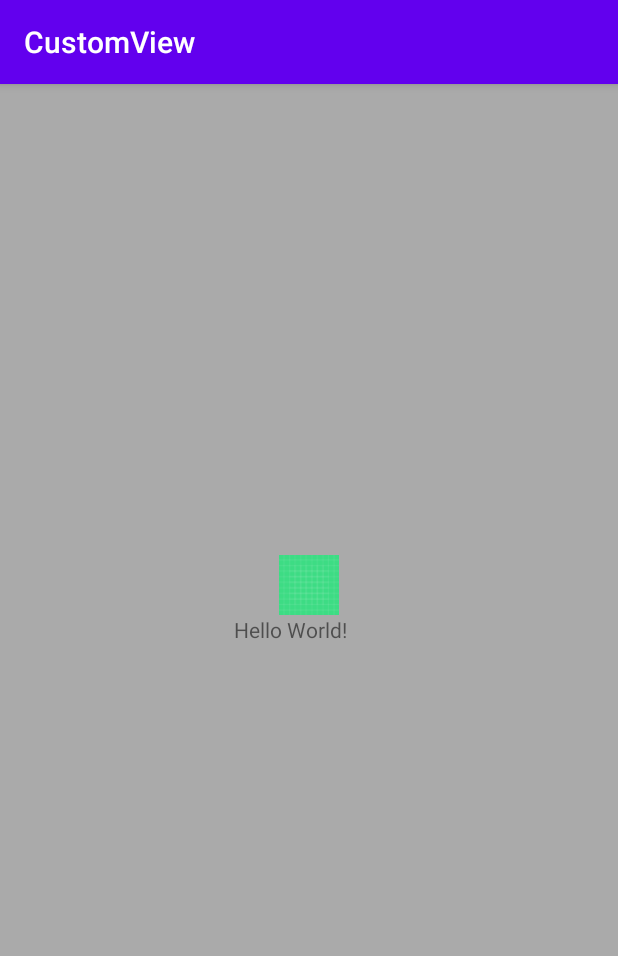
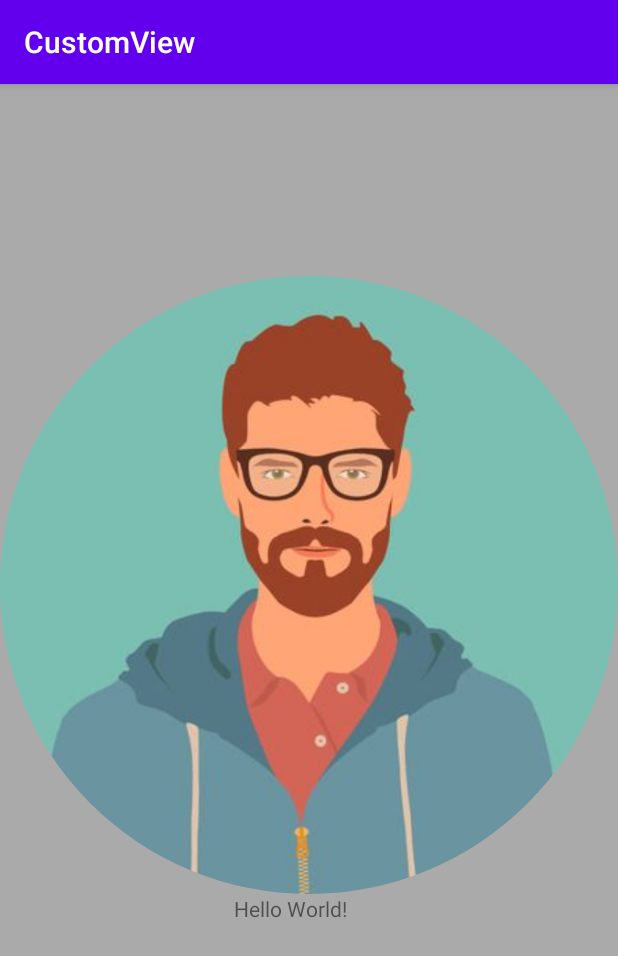
Before and after one commit to SargisKhlopuzyan/CustomView, an Android app: the screen it shows after launch (MainActivity), on a phone screen of 412 x 824 dp. Shown: the top 956 px of the screen. Run offline under Robolectric (Android 15) with nearby library versions, the phone set to English and light mode, and no system bars.

```diff
--- a/app/build.gradle
+++ b/app/build.gradle
@@ -23,6 +23,14 @@ android {
         }
     }
 
+    compileOptions {
+        sourceCompatibility = 1.8
+        targetCompatibility = 1.8
+    }
+
+    kotlinOptions {
+        jvmTarget = "1.8"
+    }
 }
 
 dependencies {
@@ -31,7 +39,7 @@ dependencies {
     implementation 'androidx.appcompat:appcompat:1.1.0'
     implementation 'androidx.core:core-ktx:1.2.0'
     implementation 'androidx.constraintlayout:constraintlayout:1.1.3'
-    testImplementation 'junit:junit:4.12'
+    testImplementation 'junit:junit:4.13'
     androidTestImplementation 'androidx.test.ext:junit:1.1.1'
     androidTestImplementation 'androidx.test.espresso:espresso-core:3.2.0'
 }
--- a/app/src/main/java/com/example/customview/ui/AvatarImageViewMask.kt
+++ b/app/src/main/java/com/example/customview/ui/AvatarImageViewMask.kt
@@ -1,10 +1,16 @@
 package com.example.customview.ui
 
 import android.content.Context
-import android.graphics.Canvas
+import android.content.res.TypedArray
+import android.graphics.*
 import android.util.AttributeSet
 import android.util.Log
+import androidx.annotation.ColorInt
+import androidx.annotation.Px
 import androidx.appcompat.widget.AppCompatImageView
+import androidx.core.graphics.drawable.toBitmap
+import androidx.core.graphics.toRectF
+import com.example.customview.R
 import com.example.customview.extentions.dpToOx
 
 class AvatarImageViewMask @JvmOverloads constructor(
@@ -14,32 +20,53 @@ class AvatarImageViewMask @JvmOverloads constructor(
 ) : AppCompatImageView(context, attrs, defStyleAttr) {
 
     companion object {
+        private const val DEFAULT_BORDER_WIDTH = 2
+        private const val DEFAULT_BORDER_COLOR = Color.WHITE
         private const val DEFAULT_SIZE = 40
     }
 
-    override fun onAttachedToWindow() {
-        super.onAttachedToWindow()
-        Log.e("LOG_TAG", "onAttachedToWindow")
+    @Px
+    private var borderWidth: Float = context.dpToOx(DEFAULT_BORDER_WIDTH)
+    @ColorInt
+    private var borderColor: Int = Color.WHITE
+    private var initials: String = "??"
+    private val maskPaint = Paint(Paint.ANTI_ALIAS_FLAG)
+    private val viewRect = Rect()
+    private lateinit var resultBm: Bitmap
+    private lateinit var maskBm: Bitmap
+    private lateinit var srcBm: Bitmap
+
+    init {
+        if (attrs != null) {
+            val ta: TypedArray =
+                context.obtainStyledAttributes(attrs, R.styleable.AvatarImageViewMask)
+            borderWidth =
+                ta.getDimension(
+                    R.styleable.AvatarImageViewMask_aiv_borderWidth, context.dpToOx(
+                        DEFAULT_BORDER_WIDTH
+                    )
+                )
+
+            borderColor =
+                ta.getColor(R.styleable.AvatarImageViewMask_aiv_borderColor, DEFAULT_BORDER_COLOR)
+
+            initials = ta.getString(R.styleable.AvatarImageViewMask_aiv_initials) ?: "??"
+        }
+
+        scaleType = ScaleType.CENTER_CROP
+        setup()
     }
 
     override fun onMeasure(widthMeasureSpec: Int, heightMeasureSpec: Int) {
-        super.onMeasure(widthMeasureSpec, heightMeasureSpec)
-        Log.e(
-            "LOG_TAG", """
-            onMeasure
-            width: ${MeasureSpec.toString(widthMeasureSpec)}
-            height: ${MeasureSpec.toString(heightMeasureSpec)}
-        """.trimMargin()
-        )
+//        super.onMeasure(widthMeasureSpec, heightMeasureSpec)
+        Log.e("LOG_TAG", "onMeasure")
 
         val initSize = resolveDefaultSize(widthMeasureSpec)
         setMeasuredDimension(initSize, initSize)
-
-        Log.e("LOG_TAG", "onMeasure after set size: $measuredWidth $measuredHeight")
     }
 
     private fun resolveDefaultSize(spec: Int): Int {
-        return when (MeasureSpec.getMode(DEFAULT_SIZE)) {
+        return when (MeasureSpec.getMode(spec)) {
             MeasureSpec.UNSPECIFIED -> {
                 Log.e("LOG_TAG", "resolveDefaultSize -> MeasureSpec.UNSPECIFIED")
                 context.dpToOx(DEFAULT_SIZE).toInt()
@@ -52,17 +79,55 @@ class AvatarImageViewMask @JvmOverloads constructor(
 
     override fun onSizeChanged(w: Int, h: Int, oldw: Int, oldh: Int) {
         super.onSizeChanged(w, h, oldw, oldh)
+
         Log.e("LOG_TAG", "onSizeChanged")
+
+        if (w == 0) return
+
+        with(viewRect) {
+            left = 0
+            top = 0
+            right = w
+            bottom = h
+        }
+
+        prepareBitmaps(w, h)
     }
 
-    override fun onLayout(changed: Boolean, left: Int, top: Int, right: Int, bottom: Int) {
-        super.onLayout(changed, left, top, right, bottom)
-        Log.e("LOG_TAG", "onLayout")
+    override fun onDraw(canvas: Canvas) {
+//        super.onDraw(canvas)
+        Log.e("LOG_TAG", "onDraw")
+        // NOT allocate, only draw
+        canvas.drawBitmap(resultBm, viewRect, viewRect, null)
+//        canvas.drawBitmap(maskBm, viewRect, viewRect, null)
     }
 
-    override fun onDraw(canvas: Canvas?) {
-        super.onDraw(canvas)
-        Log.e("LOG_TAG", "onDraw")
+    private fun setup() {
+        with(maskPaint) {
+            color = Color.RED
+            style = Paint.Style.FILL
+        }
+    }
+
+    private fun prepareBitmaps(w: Int, h: Int) {
+        //prepare buffer this
+
+//        maskBm = Bitmap.createBitmap(w, h, Bitmap.Config.ARGB_8888)
+        maskBm = Bitmap.createBitmap(w, h, Bitmap.Config.ALPHA_8)
+        resultBm = maskBm.copy(Bitmap.Config.ARGB_8888, true)
+
+        val maskCanvas = Canvas(maskBm)
+        maskCanvas.drawOval(viewRect.toRectF(), maskPaint)
+
+
+        maskPaint.xfermode = PorterDuffXfermode(PorterDuff.Mode.SRC_IN)
+//        maskPaint.xfermode = PorterDuffXfermode(PorterDuff.Mode.DST_OVER)
+        srcBm = drawable.toBitmap(w, h, Bitmap.Config.ARGB_8888)
+//
+        val resultCanvas = Canvas(resultBm)
+        resultCanvas.drawBitmap(maskBm, viewRect, viewRect, null)
+        resultCanvas.drawBitmap(srcBm, viewRect, viewRect, maskPaint)
+//        resultCanvas.drawBitmap(srcBm, viewRect, viewRect, null)
     }
 
 
--- a/app/src/main/res/layout/activity_main.xml
+++ b/app/src/main/res/layout/activity_main.xml
@@ -7,18 +7,10 @@
     android:orientation="vertical"
     tools:context=".MainActivity">
 
-    <ScrollView
+    <com.example.customview.ui.AvatarImageViewMask
         android:layout_width="wrap_content"
-        android:layout_height="wrap_content">
-
-        <com.example.customview.ui.AvatarImageViewMask
-            android:layout_width="match_parent"
-            android:layout_height="match_parent"
-            android:src="@drawable/ic_launcher_background" />
-
-
-    </ScrollView>
-
+        android:layout_height="wrap_content"
+        android:src="@drawable/ic_man" />
 
     <TextView
         android:layout_width="100dp"
--- /dev/null
+++ b/app/src/main/res/values/attrs.xml
@@ -0,0 +1,8 @@
+<?xml version="1.0" encoding="utf-8"?>
+<resources>
+    <declare-styleable name="AvatarImageViewMask">
+        <attr name="aiv_borderColor" format="color" />
+        <attr name="aiv_borderWidth" format="dimension" />
+        <attr name="aiv_initials" format="string" />
+    </declare-styleable>
+</resources>
```
Also changed, not shown: app/src/main/res/drawable/ic_man.jpg (added).
